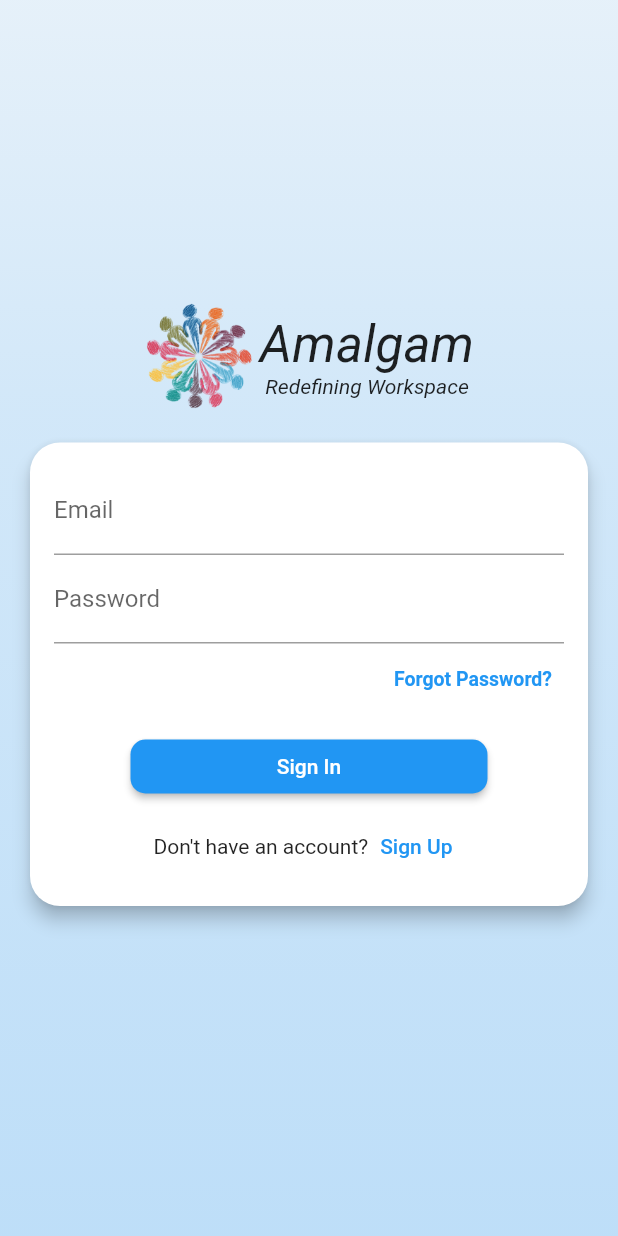
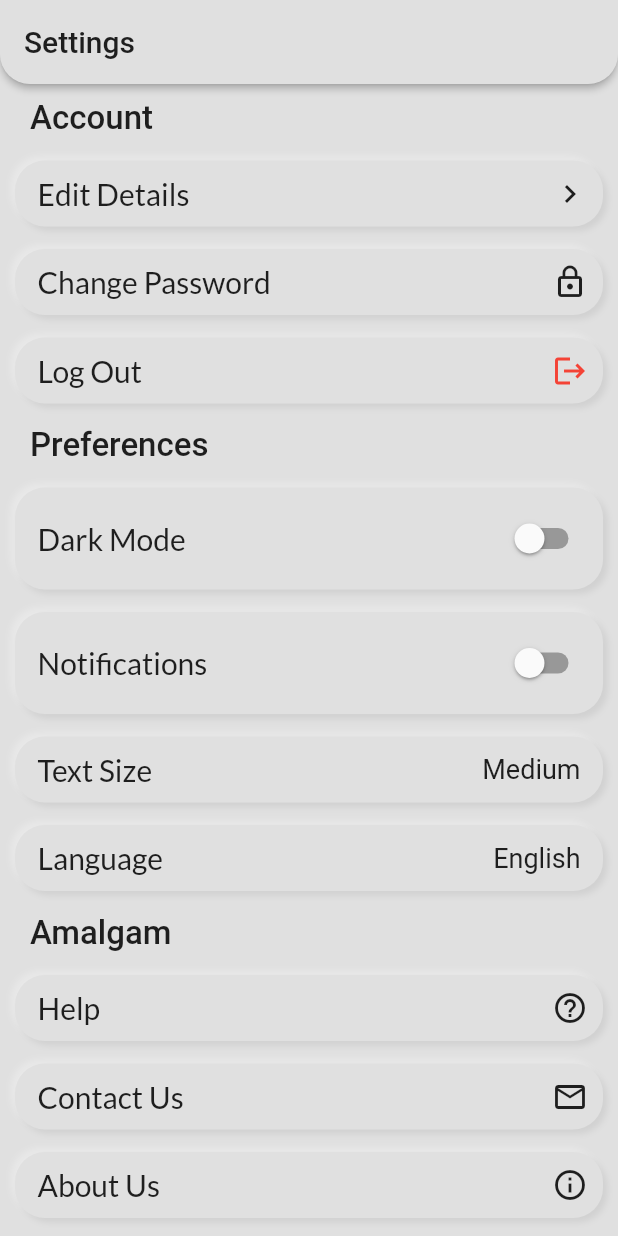
Before and after one commit to nandanhere/Project-Amalgam, a Flutter app: the screen it shows after launch, on a phone screen of 412 x 824 dp. Run offline on Flutter 3.47's test engine with Material 2 defaults, Android fonts, the phone set to English and light mode, and no system bars; our stand-ins replace google_fonts.

Commit message:
Settings Page UI Implementation

```diff
--- a/lib/main.dart
+++ b/lib/main.dart
@@ -1,5 +1,6 @@
 import 'package:flutter/material.dart';
 import 'package:project_amalgam/screens/Auth_Page/auth_page.dart';
+import 'package:project_amalgam/screens/Settings_Page/settings_page.dart';
 
 void main() {
   runApp(MyApp());
@@ -10,9 +11,12 @@ class MyApp extends StatelessWidget {
   Widget build(BuildContext context) {
     return MaterialApp(
         title: 'Amalgam',
+        routes: {
+          SettingsPage.routeName: (context) => SettingsPage(),
+        },
         theme: ThemeData(
           primarySwatch: Colors.blue,
         ),
-        home: AuthScreen());
+        home: SettingsPage());
   }
 }
--- /dev/null
+++ b/lib/screens/Settings_Page/Settings_Page_widgets/settings_button.dart
@@ -0,0 +1,56 @@
+import 'package:flutter/material.dart';
+import 'package:google_fonts/google_fonts.dart';
+
+class SettingsButton extends StatelessWidget {
+  const SettingsButton({Key key, this.title, this.onTap, this.leading})
+      : super(key: key);
+  final void Function() onTap;
+  final String title;
+  final Widget leading;
+  @override
+  Widget build(BuildContext context) {
+    var width = MediaQuery.of(context).size.width;
+    return Container(
+      margin: EdgeInsets.only(left: 10, right: 10, top: 10, bottom: 5),
+      alignment: Alignment.centerLeft,
+      width: width,
+      decoration: BoxDecoration(
+          color: Colors.grey[300],
+          boxShadow: [
+            BoxShadow(
+              color: Color(0xFFf0f0f0).withOpacity(0.5),
+              offset: Offset(-3.0, -3.0),
+              blurRadius: 3.0,
+            ),
+            BoxShadow(
+              color: Color(0xFF4d4d4d).withOpacity(0.1),
+              offset: Offset(3.0, 3.0),
+              blurRadius: 3.0,
+            ),
+          ],
+          borderRadius: BorderRadius.circular(20)),
+      child: Material(
+        color: Colors.transparent,
+        child: InkWell(
+          onTap: onTap,
+          borderRadius: BorderRadius.circular(20),
+          child: Padding(
+            padding:
+                const EdgeInsets.only(left: 15, top: 10, bottom: 10, right: 10),
+            child: Row(
+              mainAxisAlignment: MainAxisAlignment.spaceBetween,
+              children: [
+                Text(
+                  title,
+                  textAlign: TextAlign.left,
+                  style: GoogleFonts.lato(fontSize: 20, color: Colors.black87),
+                ),
+                leading,
+              ],
+            ),
+          ),
+        ),
+      ),
+    );
+  }
+}
--- /dev/null
+++ b/lib/screens/Settings_Page/Settings_Page_widgets/settings_title.dart
@@ -0,0 +1,21 @@
+import 'package:flutter/material.dart';
+
+class SettingsTitle extends StatelessWidget {
+  const SettingsTitle({Key key, this.title}) : super(key: key);
+  final String title;
+  @override
+  Widget build(BuildContext context) {
+    var width = MediaQuery.of(context).size.width;
+    return Container(
+      margin: EdgeInsets.only(top: 10, left: 20, bottom: 5),
+      alignment: Alignment.centerLeft,
+      width: width,
+      child: Text(
+        title,
+        textAlign: TextAlign.left,
+        style: TextStyle(
+            fontSize: 22, color: Colors.black87, fontWeight: FontWeight.w500),
+      ),
+    );
+  }
+}
--- /dev/null
+++ b/lib/screens/Settings_Page/settings_page.dart
@@ -0,0 +1,114 @@
+import 'package:flutter/material.dart';
+
+import 'Settings_Page_widgets/settings_button.dart';
+import 'Settings_Page_widgets/settings_title.dart';
+
+class SettingsPage extends StatelessWidget {
+  static const routeName = "/SettingsPage";
+  @override
+  Widget build(BuildContext context) {
+    var width = MediaQuery.of(context).size.width;
+    return Scaffold(
+      backgroundColor: Color(0xFFE0E0E0),
+      appBar: AppBar(
+        title: Text(
+          "Settings",
+          style: TextStyle(color: Colors.black87),
+        ),
+        iconTheme: IconThemeData(color: Colors.black87),
+        // centerTitle: true,
+        backgroundColor: Color(0xFFE0E0E0),
+        elevation: 2,
+        shape: RoundedRectangleBorder(
+            borderRadius: BorderRadius.only(
+                bottomLeft: Radius.circular(20),
+                bottomRight: Radius.circular(20))),
+      ),
+      body: SingleChildScrollView(
+        child: Column(
+          children: [
+            SettingsTitle(title: "Account"),
+            SettingsButton(
+              title: "Edit Details",
+              onTap: () {},
+              leading: Icon(Icons.keyboard_arrow_right, color: Colors.black87),
+            ),
+            SettingsButton(
+              title: "Change Password",
+              onTap: () {},
+              leading: Icon(Icons.lock_outline, color: Colors.black87),
+            ),
+            SettingsButton(
+              title: "Log Out",
+              onTap: () {},
+              leading: Icon(Icons.logout, color: Colors.red),
+            ),
+            SettingsTitle(title: "Preferences"),
+            SettingsButton(
+              title: "Dark Mode",
+              onTap: () {},
+              leading: Container(
+                  child: Switch.adaptive(value: false, onChanged: (val) {})),
+            ),
+            SettingsButton(
+              title: "Notifications",
+              onTap: () {},
+              leading: Container(
+                  child: Switch.adaptive(value: false, onChanged: (val) {})),
+            ),
+            SettingsButton(
+              title: "Text Size",
+              onTap: () {},
+              leading: Padding(
+                padding: const EdgeInsets.only(right: 5.0),
+                child: Text(
+                  "Medium",
+                  style: TextStyle(fontSize: 18),
+                ),
+              ),
+            ),
+            SettingsButton(
+              title: "Language",
+              onTap: () {},
+              leading: Padding(
+                padding: const EdgeInsets.only(right: 5.0),
+                child: Text(
+                  "English",
+                  style: TextStyle(fontSize: 18),
+                ),
+              ),
+            ),
+            SettingsTitle(
+              title: "Amalgam",
+            ),
+            SettingsButton(
+              title: "Help",
+              onTap: () {},
+              leading: Icon(
+                Icons.help_outline,
+                color: Colors.black87,
+              ),
+            ),
+            SettingsButton(
+              title: "Contact Us",
+              onTap: () {},
+              leading: Icon(
+                Icons.mail_outline,
+                color: Colors.black87,
+              ),
+            ),
+            SettingsButton(
+              title: "About Us",
+              onTap: () {},
+              leading: Icon(
+                Icons.info_outline,
+                color: Colors.black87,
+              ),
+            ),
+            SizedBox(height: 10)
+          ],
+        ),
+      ),
+    );
+  }
+}
--- a/pubspec.yaml
+++ b/pubspec.yaml
@@ -23,6 +23,7 @@ environment:
 dependencies:
   flutter:
     sdk: flutter
+  google_fonts: ^1.1.1
 
 
   # The following adds the Cupertino Icons font to your application.
```
Also changed, not shown: pubspec.lock, 3 other files.
